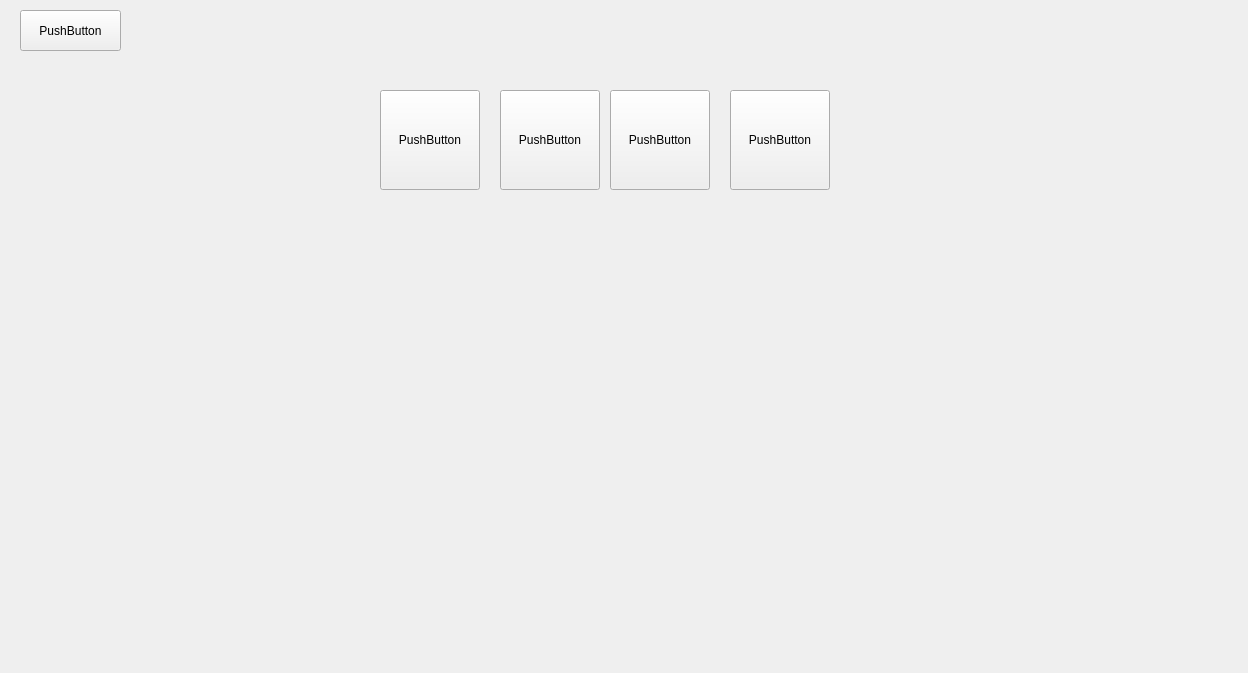
This is mapwindow.ui in Molodid-Tyshchenko/qt-monopoly- as Qt 5 draws it before an edit. The edited form follows.
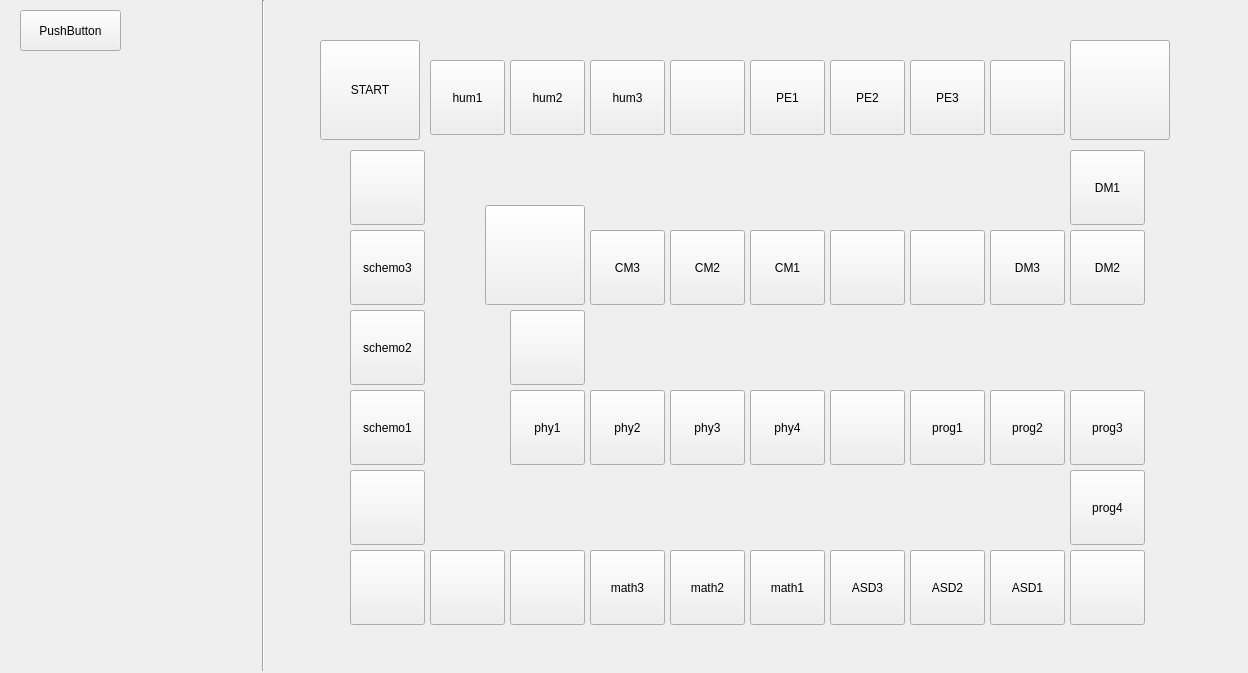
This is the edited form.

```diff
--- a/mapwindow.ui
+++ b/mapwindow.ui
@@ -29,31 +29,128 @@
   <widget class="QPushButton" name="pushButton_2">
    <property name="geometry">
     <rect>
-     <x>380</x>
-     <y>90</y>
+     <x>320</x>
+     <y>40</y>
      <width>100</width>
      <height>100</height>
     </rect>
    </property>
    <property name="text">
-    <string>PushButton</string>
+    <string>START</string>
    </property>
    <property name="checkable">
     <bool>false</bool>
    </property>
   </widget>
-  <widget class="QPushButton" name="pushButton_3">
+  <widget class="Line" name="line">
    <property name="geometry">
     <rect>
-     <x>500</x>
-     <y>90</y>
-     <width>100</width>
-     <height>100</height>
+     <x>253</x>
+     <y>0</y>
+     <width>20</width>
+     <height>671</height>
     </rect>
    </property>
+   <property name="orientation">
+    <enum>Qt::Vertical</enum>
+   </property>
+  </widget>
+  <widget class="QLabel" name="play3">
+   <property name="geometry">
+    <rect>
+     <x>40</x>
+     <y>318</y>
+     <width>199</width>
+     <height>112</height>
+    </rect>
+   </property>
+   <property name="font">
+    <font>
+     <pointsize>12</pointsize>
+    </font>
+   </property>
    <property name="text">
-    <string>PushButton</string>
+    <string/>
    </property>
+   <property name="alignment">
+    <set>Qt::AlignBottom|Qt::AlignHCenter</set>
+   </property>
+  </widget>
+  <widget class="QLabel" name="play2">
+   <property name="geometry">
+    <rect>
+     <x>40</x>
+     <y>199</y>
+     <width>199</width>
+     <height>112</height>
+    </rect>
+   </property>
+   <property name="font">
+    <font>
+     <pointsize>12</pointsize>
+    </font>
+   </property>
+   <property name="text">
+    <string/>
+   </property>
+   <property name="alignment">
+    <set>Qt::AlignBottom|Qt::AlignHCenter</set>
+   </property>
+  </widget>
+  <widget class="QLabel" name="play1">
+   <property name="geometry">
+    <rect>
+     <x>40</x>
+     <y>80</y>
+     <width>199</width>
+     <height>112</height>
+    </rect>
+   </property>
+   <property name="font">
+    <font>
+     <pointsize>12</pointsize>
+    </font>
+   </property>
+   <property name="text">
+    <string/>
+   </property>
+   <property name="alignment">
+    <set>Qt::AlignBottom|Qt::AlignHCenter</set>
+   </property>
+  </widget>
+  <widget class="QLabel" name="play4">
+   <property name="geometry">
+    <rect>
+     <x>40</x>
+     <y>437</y>
+     <width>199</width>
+     <height>112</height>
+    </rect>
+   </property>
+   <property name="font">
+    <font>
+     <pointsize>12</pointsize>
+    </font>
+   </property>
+   <property name="text">
+    <string/>
+   </property>
+   <property name="alignment">
+    <set>Qt::AlignBottom|Qt::AlignHCenter</set>
+   </property>
+  </widget>
+  <widget class="QPushButton" name="field1">
+   <property name="geometry">
+    <rect>
+     <x>430</x>
+     <y>60</y>
+     <width>75</width>
+     <height>75</height>
+    </rect>
+   </property>
+   <property name="text">
+    <string>hum1</string>
+   </property>
    <property name="checkable">
     <bool>false</bool>
    </property>
@@ -61,14 +158,126 @@
   <widget class="QPushButton" name="pushButton_4">
    <property name="geometry">
     <rect>
-     <x>610</x>
-     <y>90</y>
+     <x>510</x>
+     <y>60</y>
+     <width>75</width>
+     <height>75</height>
+    </rect>
+   </property>
+   <property name="text">
+    <string>hum2</string>
+   </property>
+   <property name="checkable">
+    <bool>false</bool>
+   </property>
+  </widget>
+  <widget class="QPushButton" name="field3">
+   <property name="geometry">
+    <rect>
+     <x>590</x>
+     <y>60</y>
+     <width>75</width>
+     <height>75</height>
+    </rect>
+   </property>
+   <property name="text">
+    <string>hum3</string>
+   </property>
+   <property name="checkable">
+    <bool>false</bool>
+   </property>
+  </widget>
+  <widget class="QPushButton" name="field4">
+   <property name="geometry">
+    <rect>
+     <x>670</x>
+     <y>60</y>
+     <width>75</width>
+     <height>75</height>
+    </rect>
+   </property>
+   <property name="text">
+    <string/>
+   </property>
+   <property name="checkable">
+    <bool>false</bool>
+   </property>
+  </widget>
+  <widget class="QPushButton" name="field5">
+   <property name="geometry">
+    <rect>
+     <x>750</x>
+     <y>60</y>
+     <width>75</width>
+     <height>75</height>
+    </rect>
+   </property>
+   <property name="text">
+    <string>PE1</string>
+   </property>
+   <property name="checkable">
+    <bool>false</bool>
+   </property>
+  </widget>
+  <widget class="QPushButton" name="field6">
+   <property name="geometry">
+    <rect>
+     <x>830</x>
+     <y>60</y>
+     <width>75</width>
+     <height>75</height>
+    </rect>
+   </property>
+   <property name="text">
+    <string>PE2</string>
+   </property>
+   <property name="checkable">
+    <bool>false</bool>
+   </property>
+  </widget>
+  <widget class="QPushButton" name="field7">
+   <property name="geometry">
+    <rect>
+     <x>910</x>
+     <y>60</y>
+     <width>75</width>
+     <height>75</height>
+    </rect>
+   </property>
+   <property name="text">
+    <string>PE3</string>
+   </property>
+   <property name="checkable">
+    <bool>false</bool>
+   </property>
+  </widget>
+  <widget class="QPushButton" name="field8">
+   <property name="geometry">
+    <rect>
+     <x>990</x>
+     <y>60</y>
+     <width>75</width>
+     <height>75</height>
+    </rect>
+   </property>
+   <property name="text">
+    <string/>
+   </property>
+   <property name="checkable">
+    <bool>false</bool>
+   </property>
+  </widget>
+  <widget class="QPushButton" name="field9">
+   <property name="geometry">
+    <rect>
+     <x>1070</x>
+     <y>40</y>
      <width>100</width>
      <height>100</height>
     </rect>
    </property>
    <property name="text">
-    <string>PushButton</string>
+    <string/>
    </property>
    <property name="checkable">
     <bool>false</bool>
@@ -77,19 +286,602 @@
   <widget class="QPushButton" name="pushButton_5">
    <property name="geometry">
     <rect>
-     <x>730</x>
-     <y>90</y>
+     <x>1070</x>
+     <y>150</y>
+     <width>75</width>
+     <height>75</height>
+    </rect>
+   </property>
+   <property name="text">
+    <string>DM1</string>
+   </property>
+   <property name="checkable">
+    <bool>false</bool>
+   </property>
+  </widget>
+  <widget class="QPushButton" name="field11">
+   <property name="geometry">
+    <rect>
+     <x>1070</x>
+     <y>230</y>
+     <width>75</width>
+     <height>75</height>
+    </rect>
+   </property>
+   <property name="text">
+    <string>DM2</string>
+   </property>
+   <property name="checkable">
+    <bool>false</bool>
+   </property>
+  </widget>
+  <widget class="QPushButton" name="field12">
+   <property name="geometry">
+    <rect>
+     <x>990</x>
+     <y>230</y>
+     <width>75</width>
+     <height>75</height>
+    </rect>
+   </property>
+   <property name="text">
+    <string>DM3</string>
+   </property>
+   <property name="checkable">
+    <bool>false</bool>
+   </property>
+  </widget>
+  <widget class="QPushButton" name="field16">
+   <property name="geometry">
+    <rect>
+     <x>670</x>
+     <y>230</y>
+     <width>75</width>
+     <height>75</height>
+    </rect>
+   </property>
+   <property name="text">
+    <string>CM2</string>
+   </property>
+   <property name="checkable">
+    <bool>false</bool>
+   </property>
+  </widget>
+  <widget class="QPushButton" name="field15">
+   <property name="geometry">
+    <rect>
+     <x>750</x>
+     <y>230</y>
+     <width>75</width>
+     <height>75</height>
+    </rect>
+   </property>
+   <property name="text">
+    <string>CM1</string>
+   </property>
+   <property name="checkable">
+    <bool>false</bool>
+   </property>
+  </widget>
+  <widget class="QPushButton" name="field13">
+   <property name="geometry">
+    <rect>
+     <x>910</x>
+     <y>230</y>
+     <width>75</width>
+     <height>75</height>
+    </rect>
+   </property>
+   <property name="text">
+    <string/>
+   </property>
+   <property name="checkable">
+    <bool>false</bool>
+   </property>
+  </widget>
+  <widget class="QPushButton" name="field14">
+   <property name="geometry">
+    <rect>
+     <x>830</x>
+     <y>230</y>
+     <width>75</width>
+     <height>75</height>
+    </rect>
+   </property>
+   <property name="text">
+    <string/>
+   </property>
+   <property name="checkable">
+    <bool>false</bool>
+   </property>
+  </widget>
+  <widget class="QPushButton" name="field18">
+   <property name="geometry">
+    <rect>
+     <x>485</x>
+     <y>205</y>
      <width>100</width>
      <height>100</height>
     </rect>
    </property>
    <property name="text">
-    <string>PushButton</string>
+    <string/>
    </property>
    <property name="checkable">
     <bool>false</bool>
    </property>
   </widget>
+  <widget class="QPushButton" name="field20">
+   <property name="geometry">
+    <rect>
+     <x>510</x>
+     <y>390</y>
+     <width>75</width>
+     <height>75</height>
+    </rect>
+   </property>
+   <property name="text">
+    <string>phy1</string>
+   </property>
+   <property name="checkable">
+    <bool>false</bool>
+   </property>
+  </widget>
+  <widget class="QPushButton" name="field19">
+   <property name="geometry">
+    <rect>
+     <x>510</x>
+     <y>310</y>
+     <width>75</width>
+     <height>75</height>
+    </rect>
+   </property>
+   <property name="text">
+    <string/>
+   </property>
+   <property name="checkable">
+    <bool>false</bool>
+   </property>
+  </widget>
+  <widget class="QPushButton" name="field23">
+   <property name="geometry">
+    <rect>
+     <x>750</x>
+     <y>390</y>
+     <width>75</width>
+     <height>75</height>
+    </rect>
+   </property>
+   <property name="text">
+    <string>phy4</string>
+   </property>
+   <property name="checkable">
+    <bool>false</bool>
+   </property>
+  </widget>
+  <widget class="QPushButton" name="field24">
+   <property name="geometry">
+    <rect>
+     <x>830</x>
+     <y>390</y>
+     <width>75</width>
+     <height>75</height>
+    </rect>
+   </property>
+   <property name="text">
+    <string/>
+   </property>
+   <property name="checkable">
+    <bool>false</bool>
+   </property>
+  </widget>
+  <widget class="QPushButton" name="field22">
+   <property name="geometry">
+    <rect>
+     <x>670</x>
+     <y>390</y>
+     <width>75</width>
+     <height>75</height>
+    </rect>
+   </property>
+   <property name="text">
+    <string>phy3</string>
+   </property>
+   <property name="checkable">
+    <bool>false</bool>
+   </property>
+  </widget>
+  <widget class="QPushButton" name="field25">
+   <property name="geometry">
+    <rect>
+     <x>910</x>
+     <y>390</y>
+     <width>75</width>
+     <height>75</height>
+    </rect>
+   </property>
+   <property name="text">
+    <string>prog1</string>
+   </property>
+   <property name="checkable">
+    <bool>false</bool>
+   </property>
+  </widget>
+  <widget class="QPushButton" name="field27">
+   <property name="geometry">
+    <rect>
+     <x>1070</x>
+     <y>390</y>
+     <width>75</width>
+     <height>75</height>
+    </rect>
+   </property>
+   <property name="text">
+    <string>prog3</string>
+   </property>
+   <property name="checkable">
+    <bool>false</bool>
+   </property>
+  </widget>
+  <widget class="QPushButton" name="field26">
+   <property name="geometry">
+    <rect>
+     <x>990</x>
+     <y>390</y>
+     <width>75</width>
+     <height>75</height>
+    </rect>
+   </property>
+   <property name="text">
+    <string>prog2</string>
+   </property>
+   <property name="checkable">
+    <bool>false</bool>
+   </property>
+  </widget>
+  <widget class="QPushButton" name="field17">
+   <property name="geometry">
+    <rect>
+     <x>590</x>
+     <y>230</y>
+     <width>75</width>
+     <height>75</height>
+    </rect>
+   </property>
+   <property name="text">
+    <string>CM3</string>
+   </property>
+   <property name="checkable">
+    <bool>false</bool>
+   </property>
+  </widget>
+  <widget class="QPushButton" name="field21">
+   <property name="geometry">
+    <rect>
+     <x>590</x>
+     <y>390</y>
+     <width>75</width>
+     <height>75</height>
+    </rect>
+   </property>
+   <property name="text">
+    <string>phy2</string>
+   </property>
+   <property name="checkable">
+    <bool>false</bool>
+   </property>
+  </widget>
+  <widget class="QPushButton" name="field29">
+   <property name="geometry">
+    <rect>
+     <x>1070</x>
+     <y>550</y>
+     <width>75</width>
+     <height>75</height>
+    </rect>
+   </property>
+   <property name="text">
+    <string/>
+   </property>
+   <property name="checkable">
+    <bool>false</bool>
+   </property>
+  </widget>
+  <widget class="QPushButton" name="field28">
+   <property name="geometry">
+    <rect>
+     <x>1070</x>
+     <y>470</y>
+     <width>75</width>
+     <height>75</height>
+    </rect>
+   </property>
+   <property name="text">
+    <string>prog4</string>
+   </property>
+   <property name="checkable">
+    <bool>false</bool>
+   </property>
+  </widget>
+  <widget class="QPushButton" name="field30">
+   <property name="geometry">
+    <rect>
+     <x>990</x>
+     <y>550</y>
+     <width>75</width>
+     <height>75</height>
+    </rect>
+   </property>
+   <property name="text">
+    <string>ASD1</string>
+   </property>
+   <property name="checkable">
+    <bool>false</bool>
+   </property>
+  </widget>
+  <widget class="QPushButton" name="field32">
+   <property name="geometry">
+    <rect>
+     <x>830</x>
+     <y>550</y>
+     <width>75</width>
+     <height>75</height>
+    </rect>
+   </property>
+   <property name="text">
+    <string>ASD3</string>
+   </property>
+   <property name="checkable">
+    <bool>false</bool>
+   </property>
+  </widget>
+  <widget class="QPushButton" name="field33">
+   <property name="geometry">
+    <rect>
+     <x>750</x>
+     <y>550</y>
+     <width>75</width>
+     <height>75</height>
+    </rect>
+   </property>
+   <property name="text">
+    <string>math1</string>
+   </property>
+   <property name="checkable">
+    <bool>false</bool>
+   </property>
+  </widget>
+  <widget class="QPushButton" name="field34">
+   <property name="geometry">
+    <rect>
+     <x>670</x>
+     <y>550</y>
+     <width>75</width>
+     <height>75</height>
+    </rect>
+   </property>
+   <property name="text">
+    <string>math2</string>
+   </property>
+   <property name="checkable">
+    <bool>false</bool>
+   </property>
+  </widget>
+  <widget class="QPushButton" name="field31">
+   <property name="geometry">
+    <rect>
+     <x>910</x>
+     <y>550</y>
+     <width>75</width>
+     <height>75</height>
+    </rect>
+   </property>
+   <property name="text">
+    <string>ASD2</string>
+   </property>
+   <property name="checkable">
+    <bool>false</bool>
+   </property>
+  </widget>
+  <widget class="QPushButton" name="field36">
+   <property name="geometry">
+    <rect>
+     <x>510</x>
+     <y>550</y>
+     <width>75</width>
+     <height>75</height>
+    </rect>
+   </property>
+   <property name="text">
+    <string/>
+   </property>
+   <property name="checkable">
+    <bool>false</bool>
+   </property>
+  </widget>
+  <widget class="QPushButton" name="field35">
+   <property name="geometry">
+    <rect>
+     <x>590</x>
+     <y>550</y>
+     <width>75</width>
+     <height>75</height>
+    </rect>
+   </property>
+   <property name="text">
+    <string>math3</string>
+   </property>
+   <property name="checkable">
+    <bool>false</bool>
+   </property>
+  </widget>
+  <widget class="QPushButton" name="field38">
+   <property name="geometry">
+    <rect>
+     <x>350</x>
+     <y>550</y>
+     <width>75</width>
+     <height>75</height>
+    </rect>
+   </property>
+   <property name="text">
+    <string/>
+   </property>
+   <property name="checkable">
+    <bool>false</bool>
+   </property>
+  </widget>
+  <widget class="QPushButton" name="field37">
+   <property name="geometry">
+    <rect>
+     <x>430</x>
+     <y>550</y>
+     <width>75</width>
+     <height>75</height>
+    </rect>
+   </property>
+   <property name="text">
+    <string/>
+   </property>
+   <property name="checkable">
+    <bool>false</bool>
+   </property>
+  </widget>
+  <widget class="QPushButton" name="field40">
+   <property name="geometry">
+    <rect>
+     <x>350</x>
+     <y>390</y>
+     <width>75</width>
+     <height>75</height>
+    </rect>
+   </property>
+   <property name="text">
+    <string>schemo1</string>
+   </property>
+   <property name="checkable">
+    <bool>false</bool>
+   </property>
+  </widget>
+  <widget class="QPushButton" name="field39">
+   <property name="geometry">
+    <rect>
+     <x>350</x>
+     <y>470</y>
+     <width>75</width>
+     <height>75</height>
+    </rect>
+   </property>
+   <property name="text">
+    <string/>
+   </property>
+   <property name="checkable">
+    <bool>false</bool>
+   </property>
+  </widget>
+  <widget class="QPushButton" name="field42">
+   <property name="geometry">
+    <rect>
+     <x>350</x>
+     <y>230</y>
+     <width>75</width>
+     <height>75</height>
+    </rect>
+   </property>
+   <property name="text">
+    <string>schemo3</string>
+   </property>
+   <property name="checkable">
+    <bool>false</bool>
+   </property>
+  </widget>
+  <widget class="QPushButton" name="field41">
+   <property name="geometry">
+    <rect>
+     <x>350</x>
+     <y>310</y>
+     <width>75</width>
+     <height>75</height>
+    </rect>
+   </property>
+   <property name="text">
+    <string>schemo2</string>
+   </property>
+   <property name="checkable">
+    <bool>false</bool>
+   </property>
+  </widget>
+  <widget class="QPushButton" name="field43">
+   <property name="geometry">
+    <rect>
+     <x>350</x>
+     <y>150</y>
+     <width>75</width>
+     <height>75</height>
+    </rect>
+   </property>
+   <property name="text">
+    <string/>
+   </property>
+   <property name="checkable">
+    <bool>false</bool>
+   </property>
+  </widget>
+  <widget class="QLabel" name="money1">
+   <property name="geometry">
+    <rect>
+     <x>110</x>
+     <y>200</y>
+     <width>63</width>
+     <height>20</height>
+    </rect>
+   </property>
+   <property name="text">
+    <string> </string>
+   </property>
+  </widget>
+  <widget class="QLabel" name="money2">
+   <property name="geometry">
+    <rect>
+     <x>110</x>
+     <y>320</y>
+     <width>63</width>
+     <height>20</height>
+    </rect>
+   </property>
+   <property name="text">
+    <string> </string>
+   </property>
+  </widget>
+  <widget class="QLabel" name="money3">
+   <property name="geometry">
+    <rect>
+     <x>110</x>
+     <y>430</y>
+     <width>63</width>
+     <height>20</height>
+    </rect>
+   </property>
+   <property name="text">
+    <string> </string>
+   </property>
+  </widget>
+  <widget class="QLabel" name="money4">
+   <property name="enabled">
+    <bool>true</bool>
+   </property>
+   <property name="geometry">
+    <rect>
+     <x>110</x>
+     <y>570</y>
+     <width>63</width>
+     <height>20</height>
+    </rect>
+   </property>
+   <property name="text">
+    <string> </string>
+   </property>
+  </widget>
  </widget>
  <resources/>
  <connections/>
```
Left out of the diff: 6 changed lines with no effect on the pictures.
